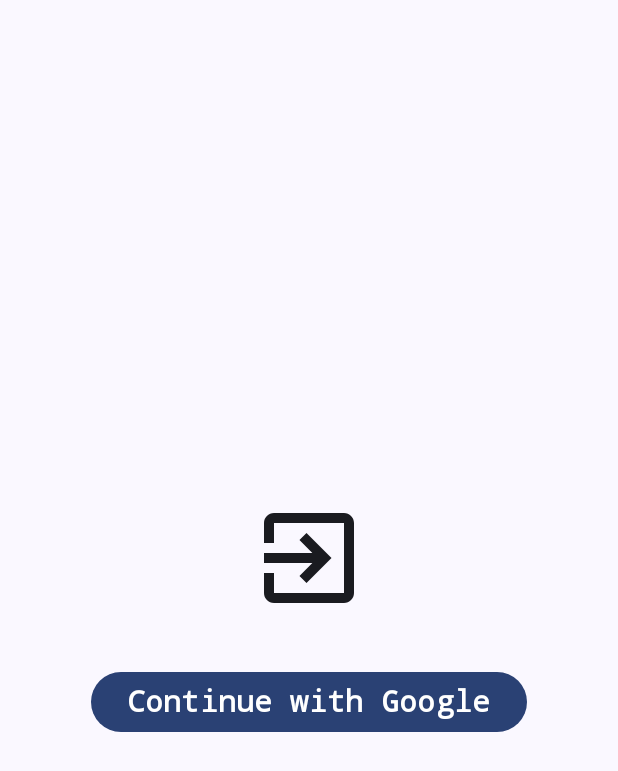
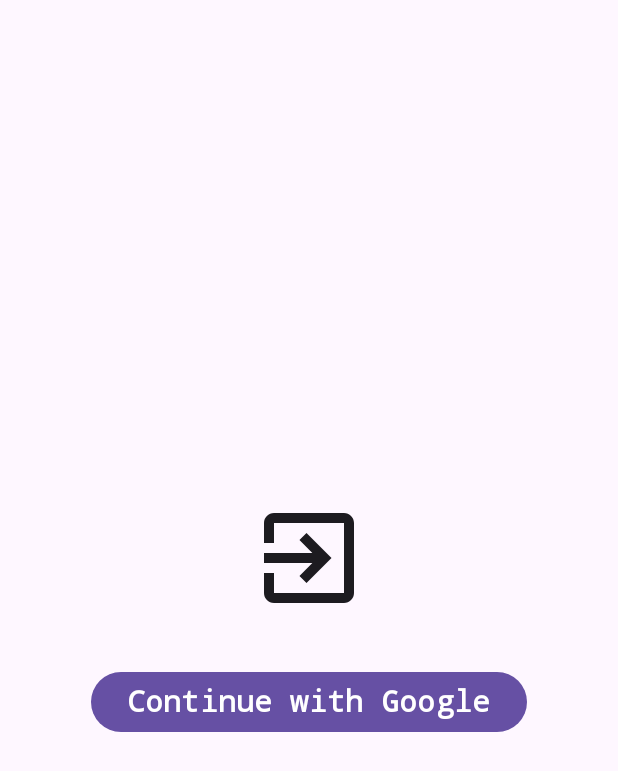
Before and after one commit to buyamm/DACS3-Calendar-By-Ourselves, an Android app built with Jetpack Compose: the screen it shows after launch (MainActivity), on a phone screen of 412 x 824 dp. Shown: the top 771 px of the screen. Run offline under Robolectric (Android 15) with nearby library versions, the phone set to English and light mode, and no system bars; our stand-ins replace Dagger/Hilt's generated code, Firebase (no records; nobody signed in at launch, a user with empty details on screens opened directly).

Commit message:
Cập nhật giao diện sáng tối cho calendar

```diff
--- a/app/src/main/java/com/example/calendarbyourselvesdacs3/presentation/MainActivity.kt
+++ b/app/src/main/java/com/example/calendarbyourselvesdacs3/presentation/MainActivity.kt
@@ -31,7 +31,8 @@
             CalendarByOurselvesDACS3Theme {
                 // A surface container using the 'background' color from the theme
                 Surface(
-                    modifier = Modifier.fillMaxSize(), color = MaterialTheme.colorScheme.background
+                    modifier = Modifier.fillMaxSize(),
+                    color = MaterialTheme.colorScheme.background
                 ) {
                     //==============CALENDAR===============
 
--- a/app/src/main/java/com/example/calendarbyourselvesdacs3/ui/theme/Theme.kt
+++ b/app/src/main/java/com/example/calendarbyourselvesdacs3/ui/theme/Theme.kt
@@ -4,11 +4,13 @@
 import android.os.Build
 import androidx.compose.foundation.isSystemInDarkTheme
 import androidx.compose.material3.MaterialTheme
+import androidx.compose.material3.MaterialTheme.colorScheme
 import androidx.compose.material3.darkColorScheme
 import androidx.compose.material3.dynamicDarkColorScheme
 import androidx.compose.material3.dynamicLightColorScheme
 import androidx.compose.material3.lightColorScheme
 import androidx.compose.runtime.Composable
+import androidx.compose.runtime.CompositionLocalProvider
 import androidx.compose.runtime.SideEffect
 import androidx.compose.runtime.compositionLocalOf
 import androidx.compose.ui.graphics.Color
@@ -28,15 +30,6 @@
     secondary = PurpleGrey40,
     tertiary = Pink40
 
-    /* Other default colors to override
-    background = Color(0xFFFFFBFE),
-    surface = Color(0xFFFFFBFE),
-    onPrimary = Color.White,
-    onSecondary = Color.White,
-    onTertiary = Color.White,
-    onBackground = Color(0xFF1C1B1F),
-    onSurface = Color(0xFF1C1B1F),
-    */
 )
 
 
@@ -49,6 +42,7 @@
     val eventCountBackground: Color
     val eventCountForeground: Color
     val currentDayBackground: Color
+    val textColorIsCurrentDay: Color
 
     data object Light : AppColors {
         override val calendarContent = Color(0xFF4E4E4E)
@@ -59,6 +53,7 @@
         override val inMonthBackground = Color.White
         override val eventCountBackground = Color(0xFFFF3C3C)
         override val eventCountForeground = Color(0xFFFFFFFF)
+        override val textColorIsCurrentDay = Color.Black
     }
 
     data object Dark : AppColors {
@@ -70,6 +65,8 @@
         override val inMonthBackground = Color.Black
         override val eventCountBackground = Color(0xFFFF3C3C)
         override val eventCountForeground = Color(0xFFFFFFFF)
+        override val textColorIsCurrentDay = Color.White
+
     }
 }
 
@@ -80,18 +77,25 @@
 fun CalendarByOurselvesDACS3Theme(
     darkTheme: Boolean = isSystemInDarkTheme(),
     // Dynamic color is available on Android 12+
-    dynamicColor: Boolean = true,
+    dynamicColor: Boolean = false,
     content: @Composable () -> Unit
 ) {
-    val colorScheme = when {
-        dynamicColor && Build.VERSION.SDK_INT >= Build.VERSION_CODES.S -> {
-            val context = LocalContext.current
-            if (darkTheme) dynamicDarkColorScheme(context) else dynamicLightColorScheme(context)
+//    val colorScheme = when {
+//        dynamicColor && Build.VERSION.SDK_INT >= Build.VERSION_CODES.S -> {
+//            val context = LocalContext.current
+//            if (darkTheme) dynamicDarkColorScheme(context) else dynamicLightColorScheme(context)
+//        }
+//
+//        darkTheme -> DarkColorScheme
+//        else -> LightColorScheme
+//    }
+    val (colorScheme, appColors) = when {
+        darkTheme -> DarkColorScheme to AppColors.Dark
+        else -> LightColorScheme to AppColors.Light
     }
 
-        darkTheme -> DarkColorScheme
-        else -> LightColorScheme
-    }
+
+
     val view = LocalView.current
     if (!view.isInEditMode) {
         SideEffect {
@@ -101,9 +105,16 @@
         }
     }
 
+
+
+
+
+
+    CompositionLocalProvider(LocalAppColors provides appColors) {
         MaterialTheme(
             colorScheme = colorScheme,
             typography = Typography,
             content = content
         )
     }
+}
```
Also changed, not shown: app/src/main/java/com/example/calendarbyourselvesdacs3/presentation/calendar/month/component/CalendarCell.kt (+9 -2 lines). Lines whose indentation alone changed are shown as unchanged.
